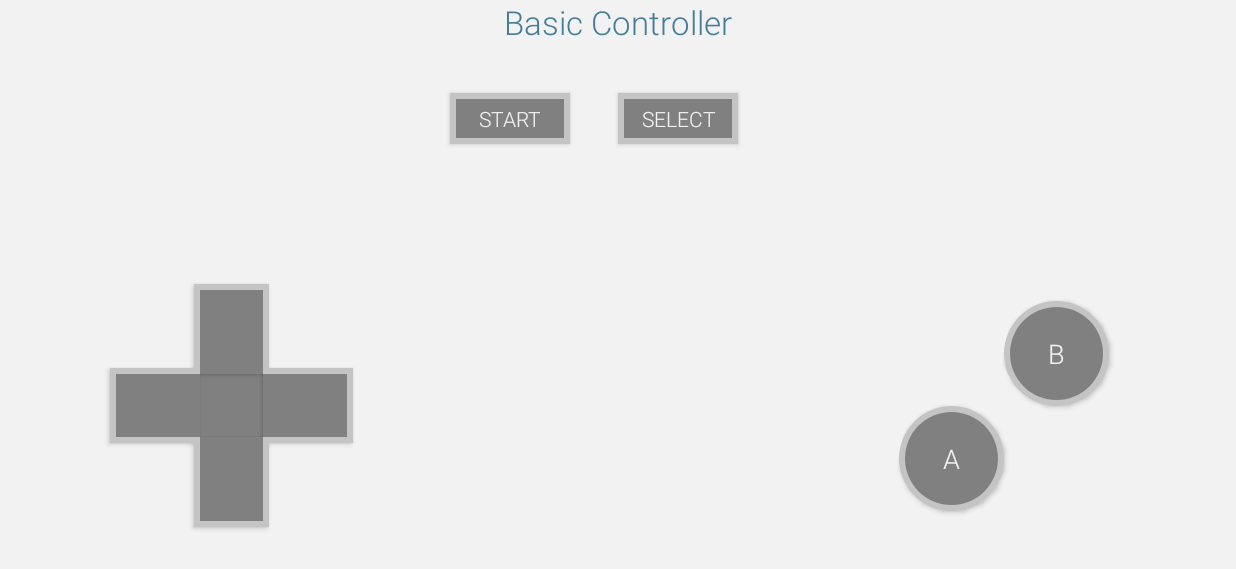
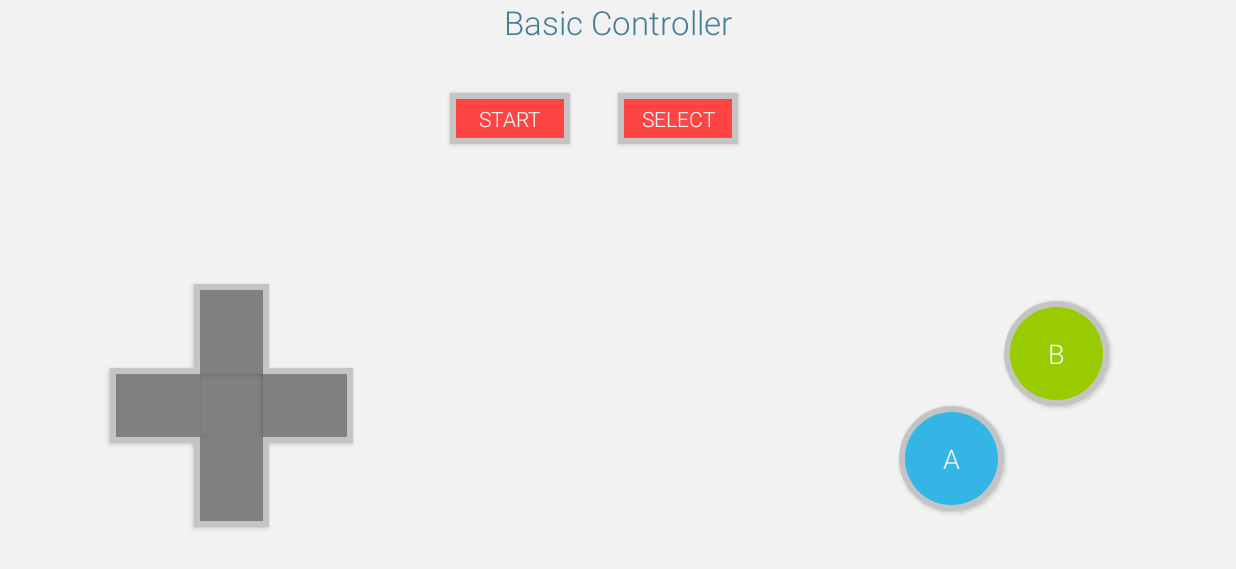
Before and after one commit to tvbarthel/Adaptilo, an Android app: the screen it shows after launch (MainActivity), on a phone screen of 824 x 412 dp (held sideways). Shown: the top 569 px of the screen. Run offline under Robolectric (Android 15) with nearby library versions, the phone set to English and light mode, and no system bars.

Commit message:
Tweak buttons of BasicController

```diff
--- a/Android/app/src/main/res/layout/fragment_basic_controller.xml
+++ b/Android/app/src/main/res/layout/fragment_basic_controller.xml
@@ -132,7 +132,7 @@
                 android:layout_height="@dimen/btn_circle_size"
                 android:layout_below="@id/basic_controller_left_pane_center"
                 android:layout_toLeftOf="@id/basic_controller_left_pane_center"
-                android:background="@drawable/btn_circle"
+                android:background="@drawable/btn_circle_holo_blue"
                 android:fontFamily="sans-serif-light"
                 android:text="@string/basic_controller_btn_a"
                 android:textColor="@color/secondary"
@@ -145,7 +145,7 @@
                 android:layout_height="@dimen/btn_circle_size"
                 android:layout_above="@id/basic_controller_left_pane_center"
                 android:layout_toRightOf="@id/basic_controller_left_pane_center"
-                android:background="@drawable/btn_circle"
+                android:background="@drawable/btn_circle_holo_green"
                 android:fontFamily="sans-serif-light"
                 android:text="@string/basic_controller_btn_b"
                 android:textColor="@color/secondary"
--- a/Android/app/src/main/res/values/colors.xml
+++ b/Android/app/src/main/res/values/colors.xml
@@ -4,13 +4,16 @@
     <color name="primary">#FF457D97</color>
     <color name="secondary">#FFF2F2F2</color>
 
+    <color name="gray_dark">#ff808080</color>
+    <color name="gray_light">#ffc4c4c4</color>
+
     <!-- Button -->
     <color name="btn_primary">#ff3b677c</color>
     <color name="btn_secondary">#FF457D97</color>
-    <color name="btn_circle_primary">#ff808080</color>
-    <color name="btn_circle_secondary">#ffc4c4c4</color>
-    <color name="btn_rect_primary">#ff808080</color>
-    <color name="btn_rect_secondary">#ffc4c4c4</color>
-    <color name="btn_arrow_primary">#ff808080</color>
-    <color name="btn_arrow_secondary">#ffc4c4c4</color>
+    <color name="btn_circle_primary">@color/gray_dark</color>
+    <color name="btn_circle_secondary">@color/gray_light</color>
+    <color name="btn_rect_primary">@color/holo_red_light</color>
+    <color name="btn_rect_secondary">@color/gray_light</color>
+    <color name="btn_arrow_primary">@color/gray_dark</color>
+    <color name="btn_arrow_secondary">@color/gray_light</color>
 </resources>
```
